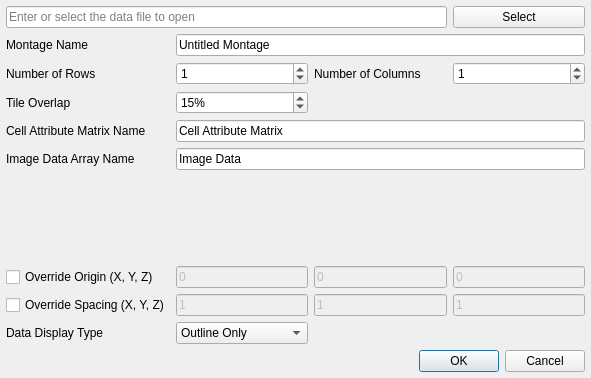
tplatt77/SIMPLVtkLib, file SIMPLVtkLib/Dialogs/UI_Files/ImportDREAM3DMontageDialog.ui: the form before one commit.
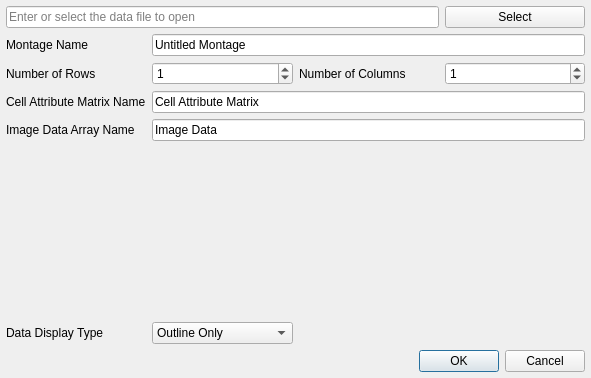
The form after the commit. Custom widgets are drawn as their Qt base class.

Commit message: Changing Fiji and Robomet dialogs to support overriding origin and spacing, but not tile overlap.  Adding some error checking to the dialogs and fixing bugs.

Diff of the .ui file:
```diff
--- a/SIMPLVtkLib/Dialogs/UI_Files/ImportDREAM3DMontageDialog.ui
+++ b/SIMPLVtkLib/Dialogs/UI_Files/ImportDREAM3DMontageDialog.ui
@@ -26,30 +26,33 @@
    <property name="bottomMargin">
     <number>6</number>
    </property>
-   <item row="4" column="1" colspan="3">
-    <widget class="QLineEdit" name="cellAttrMatrixNameLE">
-     <property name="enabled">
-      <bool>true</bool>
-     </property>
-     <property name="text">
-      <string>Cell Attribute Matrix</string>
-     </property>
-    </widget>
+   <item row="5" column="0" colspan="4">
+    <widget class="VSLoadHDF5DataWidget" name="loadHDF5DataWidget" native="true"/>
    </item>
-   <item row="4" column="0">
-    <widget class="QLabel" name="label_12">
-     <property name="text">
-      <string>Cell Attribute Matrix Name</string>
-     </property>
-    </widget>
-   </item>
-   <item row="9" column="0">
+   <item row="6" column="0">
     <widget class="QLabel" name="label_7">
      <property name="text">
       <string>Data Display Type</string>
      </property>
     </widget>
    </item>
+   <item row="3" column="1" colspan="3">
+    <widget class="QLineEdit" name="cellAttrMatrixNameLE">
+     <property name="enabled">
+      <bool>true</bool>
+     </property>
+     <property name="text">
+      <string>Cell Attribute Matrix</string>
+     </property>
+    </widget>
+   </item>
+   <item row="0" column="3">
+    <widget class="QPushButton" name="selectButton">
+     <property name="text">
+      <string>Select</string>
+     </property>
+    </widget>
+   </item>
    <item row="2" column="1">
     <widget class="QSpinBox" name="numOfRowsSB">
      <property name="value">
@@ -57,10 +60,10 @@
      </property>
     </widget>
    </item>
-   <item row="2" column="2">
-    <widget class="QLabel" name="label_2">
-     <property name="text">
-      <string>Number of Columns</string>
+   <item row="2" column="3">
+    <widget class="QSpinBox" name="numOfColsSB">
+     <property name="value">
+      <number>1</number>
      </property>
     </widget>
    </item>
@@ -71,7 +74,7 @@
      </property>
     </widget>
    </item>
-   <item row="9" column="1">
+   <item row="6" column="1">
     <widget class="QComboBox" name="dataDisplayTypeCB">
      <item>
       <property name="text">
@@ -90,88 +93,17 @@
      </item>
     </widget>
    </item>
-   <item row="7" column="3">
-    <widget class="QLineEdit" name="originZ">
-     <property name="enabled">
-      <bool>false</bool>
-     </property>
+   <item row="4" column="0">
+    <widget class="QLabel" name="label_13">
      <property name="text">
-      <string>0</string>
+      <string>Image Data Array Name</string>
      </property>
     </widget>
    </item>
-   <item row="8" column="1">
-    <widget class="QLineEdit" name="spacingX">
-     <property name="enabled">
-      <bool>false</bool>
-     </property>
+   <item row="2" column="2">
+    <widget class="QLabel" name="label_2">
      <property name="text">
-      <string>1</string>
-     </property>
-    </widget>
-   </item>
-   <item row="1" column="0">
-    <widget class="QLabel" name="label_17">
-     <property name="text">
-      <string>Montage Name</string>
-     </property>
-    </widget>
-   </item>
-   <item row="0" column="0" colspan="3">
-    <widget class="QLineEdit" name="dataFileLE">
-     <property name="placeholderText">
-      <string>Enter or select the data file to open</string>
-     </property>
-    </widget>
-   </item>
-   <item row="7" column="1">
-    <widget class="QLineEdit" name="originX">
-     <property name="enabled">
-      <bool>false</bool>
-     </property>
-     <property name="text">
-      <string>0</string>
-     </property>
-    </widget>
-   </item>
-   <item row="7" column="0">
-    <widget class="QCheckBox" name="changeOriginCB">
-     <property name="text">
-      <string>Override Origin (X, Y, Z)</string>
-     </property>
-    </widget>
-   </item>
-   <item row="7" column="2">
-    <widget class="QLineEdit" name="originY">
-     <property name="enabled">
-      <bool>false</bool>
-     </property>
-     <property name="text">
-      <string>0</string>
-     </property>
-    </widget>
-   </item>
-   <item row="8" column="2">
-    <widget class="QLineEdit" name="spacingY">
-     <property name="enabled">
-      <bool>false</bool>
-     </property>
-     <property name="text">
-      <string>1</string>
-     </property>
-    </widget>
-   </item>
-   <item row="3" column="0">
-    <widget class="QLabel" name="label_10">
-     <property name="text">
-      <string>Tile Overlap</string>
-     </property>
-    </widget>
-   </item>
-   <item row="2" column="3">
-    <widget class="QSpinBox" name="numOfColsSB">
-     <property name="value">
-      <number>1</number>
+      <string>Number of Columns</string>
      </property>
     </widget>
    </item>
@@ -182,51 +114,7 @@
      </property>
     </widget>
    </item>
-   <item row="3" column="1">
-    <widget class="QSpinBox" name="tileOverlapSB">
-     <property name="suffix">
-      <string>%</string>
-     </property>
-     <property name="maximum">
-      <number>100</number>
-     </property>
-     <property name="value">
-      <number>15</number>
-     </property>
-    </widget>
-   </item>
-   <item row="8" column="3">
-    <widget class="QLineEdit" name="spacingZ">
-     <property name="enabled">
-      <bool>false</bool>
-     </property>
-     <property name="text">
-      <string>1</string>
-     </property>
-    </widget>
-   </item>
-   <item row="0" column="3">
-    <widget class="QPushButton" name="selectButton">
-     <property name="text">
-      <string>Select</string>
-     </property>
-    </widget>
-   </item>
-   <item row="8" column="0">
-    <widget class="QCheckBox" name="changeSpacingCB">
-     <property name="text">
-      <string>Override Spacing (X, Y, Z)</string>
-     </property>
-    </widget>
-   </item>
-   <item row="5" column="0">
-    <widget class="QLabel" name="label_13">
-     <property name="text">
-      <string>Image Data Array Name</string>
-     </property>
-    </widget>
-   </item>
-   <item row="5" column="1" colspan="3">
+   <item row="4" column="1" colspan="3">
     <widget class="QLineEdit" name="imageArrayNameLE">
      <property name="enabled">
       <bool>true</bool>
@@ -236,7 +124,7 @@
      </property>
     </widget>
    </item>
-   <item row="10" column="0" colspan="4">
+   <item row="7" column="0" colspan="4">
     <widget class="QDialogButtonBox" name="buttonBox">
      <property name="orientation">
       <enum>Qt::Horizontal</enum>
@@ -246,8 +134,26 @@
      </property>
     </widget>
    </item>
-   <item row="6" column="0" colspan="4">
-    <widget class="VSLoadHDF5DataWidget" name="loadHDF5DataWidget" native="true"/>
+   <item row="0" column="0" colspan="3">
+    <widget class="QLineEdit" name="dataFileLE">
+     <property name="placeholderText">
+      <string>Enter or select the data file to open</string>
+     </property>
+    </widget>
+   </item>
+   <item row="3" column="0">
+    <widget class="QLabel" name="label_12">
+     <property name="text">
+      <string>Cell Attribute Matrix Name</string>
+     </property>
+    </widget>
+   </item>
+   <item row="1" column="0">
+    <widget class="QLabel" name="label_17">
+     <property name="text">
+      <string>Montage Name</string>
+     </property>
+    </widget>
    </item>
   </layout>
  </widget>
```
The commit also changes 15 other files.
